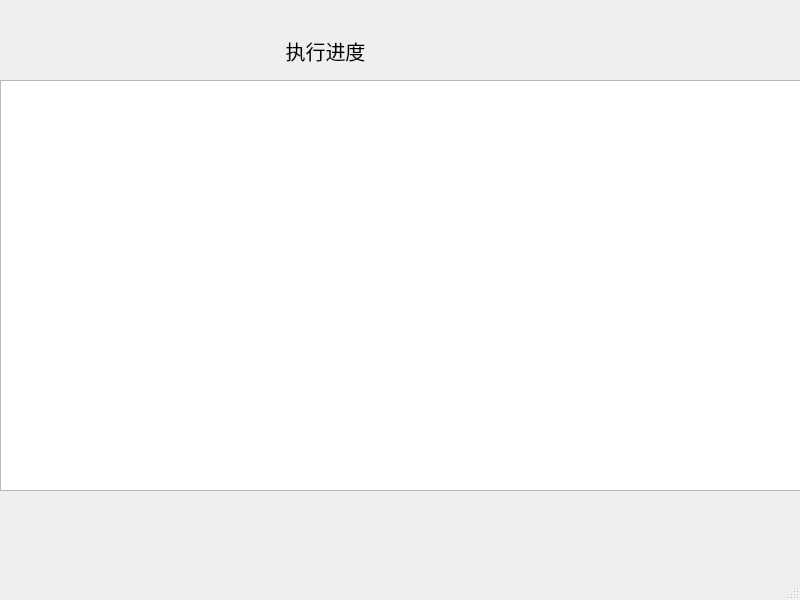
Old version of the form processwindow.ui in the repository ainiaa/splitExcel.
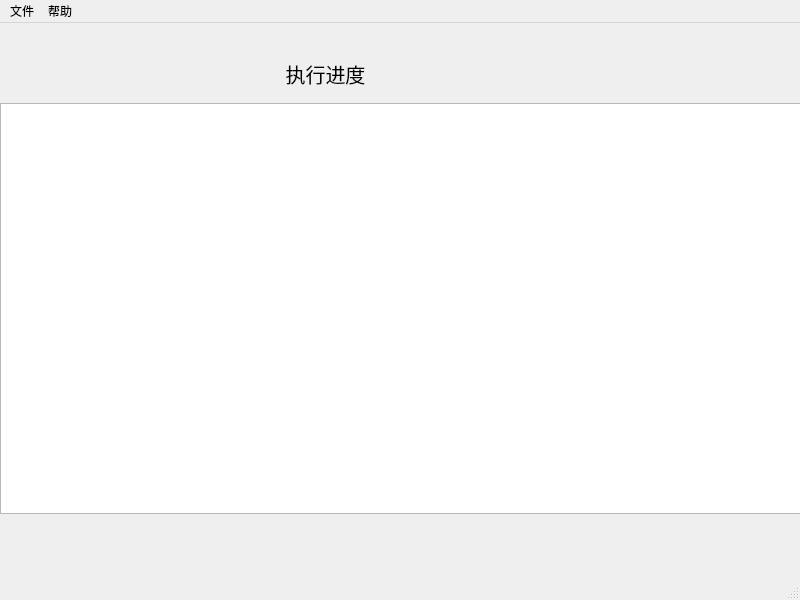
New version of the form. Icons and pictures are not drawn.

Patch:
```diff
--- a/processwindow.ui
+++ b/processwindow.ui
@@ -78,6 +78,18 @@
      <height>23</height>
     </rect>
    </property>
+   <widget class="QMenu" name="menuFile">
+    <property name="title">
+     <string>文件</string>
+    </property>
+   </widget>
+   <widget class="QMenu" name="menuHelp">
+    <property name="title">
+     <string>帮助</string>
+    </property>
+   </widget>
+   <addaction name="menuFile"/>
+   <addaction name="menuHelp"/>
   </widget>
   <widget class="QStatusBar" name="statusbar"/>
  </widget>
```
